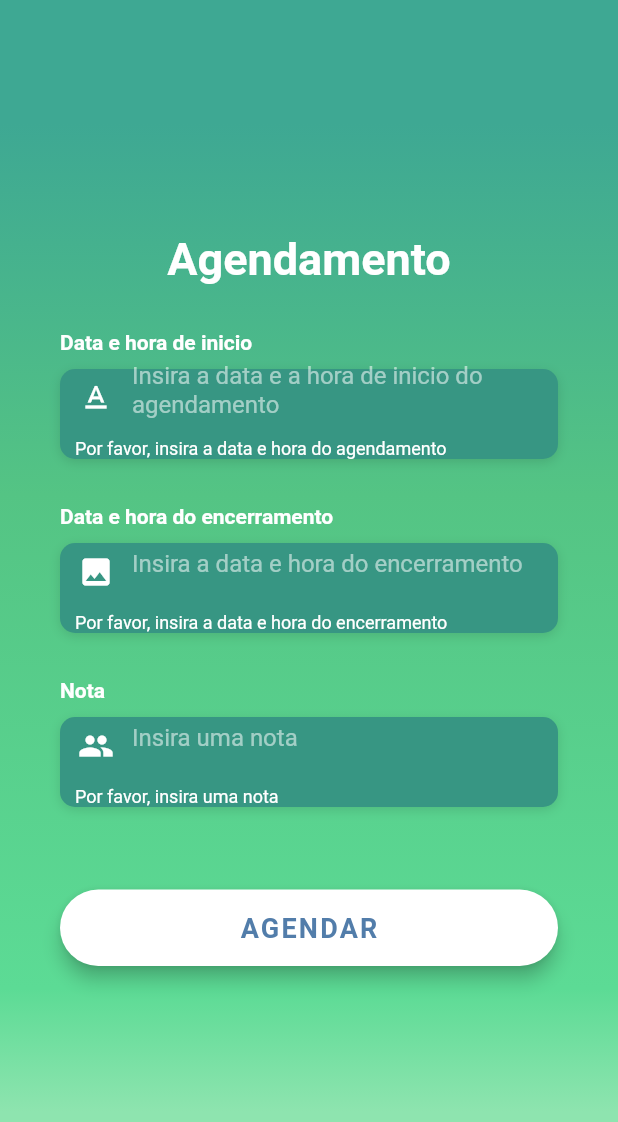
After one commit to bruckmann/Meetz, a Flutter app: the CreateAppointmentPage screen opened directly, after a tap on "AGENDAR", on a phone screen of 412 x 824 dp. The commit adds this screen. Shown: the top 1122 px of the screen. Run offline on Flutter 3.47's test engine with Material 2 defaults, Android fonts, the light colour scheme and no system bars; our stand-ins replace animated_splash_screen, flutter_dotenv, flutter_svg, page_transition, shared_preferences; missing offline and left inert: shared_preferences_web; accounts and stored records are empty; Roboto replaces fonts that are missing (OpenSans).

Commit message:
create_info_rooms and create_appointments

```diff
--- /dev/null
+++ b/lib/pages/create_appointment/create_appointment.dart
@@ -0,0 +1,171 @@
+import 'dart:convert';
+
+import 'package:flutter/material.dart';
+import 'package:flutter/services.dart';
+import 'package:meetz/core/app_gradients.dart';
+import 'package:meetz/pages/home/home_page.dart';
+import 'package:meetz/pages/create_room/widgets/input/input_widget.dart';
+import 'package:shared_preferences/shared_preferences.dart';
+import 'package:http/http.dart' as http;
+import 'package:flutter_dotenv/flutter_dotenv.dart';
+
+import 'widgets/button/button_widget.dart';
+
+class CreateAppointmentPage extends StatefulWidget {
+  const CreateAppointmentPage({Key? key}) : super(key: key);
+
+  @override
+  _CreateAppointmentPageState createState() => _CreateAppointmentPageState();
+}
+
+class _CreateAppointmentPageState extends State<CreateAppointmentPage> {
+  final _formkey = GlobalKey<FormState>();
+  final _initial_dateController = TextEditingController();
+  final _end_dateController = TextEditingController();
+  final _initial_hourController = TextEditingController();
+  final _end_hourController = TextEditingController();
+  final _noteController = TextEditingController();
+
+  @override
+  Widget build(BuildContext context) {
+    return SafeArea(
+      child: Scaffold(
+        body: Stack(
+          children: <Widget>[
+            Container(
+                height: double.infinity,
+                width: double.infinity,
+                decoration: BoxDecoration(
+                  gradient: AppGradients.linear,
+                )),
+            Form(
+                key: _formkey,
+                child: Center(
+                  child: SingleChildScrollView(
+                    physics: AlwaysScrollableScrollPhysics(),
+                    padding: EdgeInsets.symmetric(horizontal: 40),
+                    child: Column(
+                      children: <Widget>[
+                        Text(
+                          "Agendamento",
+                          style: TextStyle(
+                              color: Colors.white,
+                              fontFamily: 'OpenSans',
+                              fontSize: 30,
+                              fontWeight: FontWeight.bold),
+                        ),
+                        SizedBox(height: 30.0),
+                        InputWidget(
+                          obscureText: false,
+                          label: "Data e hora de inicio",
+                          placeHolder: "Insira a data e a hora de inicio do agendamento",
+                          icon: Icons.text_format,
+                          controller: _initial_dateController,
+                          keyboardType: TextInputType.datetime,
+                          validator: (value) {
+                            if (value == null || value.isEmpty) {
+                              return ("Por favor, insira a data e hora do agendamento");
+                            }
+                            return null;
+                          },
+                        ),
+                        SizedBox(height: 30.0),
+                        InputWidget(
+                            obscureText: false,
+                            label: "Data e hora do encerramento",
+                            placeHolder: "Insira a data e hora do encerramento",
+                            icon: Icons.image,
+                            controller: _end_dateController,
+                            keyboardType: TextInputType.datetime,
+                            validator: (value) {
+                              if (value == null || value.isEmpty) {
+                                return ("Por favor, insira a data e hora do encerramento");
+                              }
+                              return null;
+                            }),
+                        SizedBox(height: 30.0),
+                        InputWidget(
+                          obscureText: false,
+                          label: "Nota",
+                          placeHolder:
+                              "Insira uma nota",
+                          icon: Icons.people,
+                          controller: _noteController,
+                          keyboardType: TextInputType.number,
+                          validator: (value) {
+                            if (value == null || value.isEmpty) {
+                              return ("Por favor, insira uma nota");
+                            }
+                            return null;
+                          },
+                        ),
+                        SizedBox(height: 30),
+                        //RememberMeWidget(),
+                        RegisterButtonWidget(
+                            text: 'AGENDAR',
+                            onPressed: () async {
+                              FocusScopeNode currentFocus =
+                                  FocusScope.of(context);
+                              if (_formkey.currentState!.validate()) {
+                                var response = await create_appointment();
+                                if (!currentFocus.hasPrimaryFocus) {
+                                  currentFocus.unfocus();
+                                }
+                                if (response == true) {
+                                  Navigator.pushReplacement(
+                                      context,
+                                      MaterialPageRoute(
+                                          builder: (context) => HomePage()));
+                                } else {
+                                  ScaffoldMessenger.of(context)
+                                      .showSnackBar(snackBar);
+                                }
+                              }
+                            })
+                      ],
+                    ),
+                  ),
+                )),
+          ],
+        ),
+      ),
+    );
+  }
+
+  final snackBar = SnackBar(
+      content: Text("Algum campo invalido", textAlign: TextAlign.center),
+      backgroundColor: Colors.redAccent);
+
+  Future<bool?> create_appointment() async {
+    SharedPreferences sharedPreferences = await SharedPreferences.getInstance();
+
+    if (sharedPreferences.getStringList('config') != null) {
+      List<String> map = sharedPreferences.getStringList('config') ?? [];
+      String token = map[0];
+      String id = map[1];
+      var url = Uri.parse("${dotenv.env["URL"]}/meeting_room");
+
+      Map data = {
+        "meeting_room_id": 1,
+        "user_id": id,
+        "initial_date": _initial_dateController.text,
+        "end_date": _end_dateController.text,
+        "note": _noteController.text,
+      };
+      String body = json.encode(data);
+
+      http.Response? response = await http.post(url,
+          headers: <String, String>{
+            'Content-Type': 'application/json; charset=UTF-8',
+            'Authorization': 'Bearer $token'
+          },
+          body: body);
+
+      if (response.statusCode == 200) {
+        return true;
+      } else {
+        return false;
+      }
+    }
+  }
+}
--- /dev/null
+++ b/lib/pages/create_appointment/widgets/button/button_widget.dart
@@ -0,0 +1,36 @@
+import 'package:flutter/material.dart';
+
+class RegisterButtonWidget extends StatelessWidget {
+  final Function() onPressed;
+  final String text;
+  const RegisterButtonWidget({Key? key, required this.text, required this.onPressed}) : super(key: key);
+
+  @override
+  Widget build(BuildContext context) {
+    return Container(
+      padding: EdgeInsets.symmetric(vertical: 25.0),
+      width: double.infinity,
+      child: ElevatedButton(
+        onPressed: onPressed,
+        style: ButtonStyle(
+            elevation: MaterialStateProperty.all<double>(5.0),
+            shape: MaterialStateProperty.all<OutlinedBorder>(
+                RoundedRectangleBorder(
+                    borderRadius: BorderRadius.circular(30.00))),
+            backgroundColor: MaterialStateProperty.all<Color>(Colors.white),
+            padding: MaterialStateProperty.all<EdgeInsetsGeometry>(
+                EdgeInsets.all(15.00))),
+        child: Text(
+          text,
+          style: TextStyle(
+            color: Color(0xFF527DAA),
+            letterSpacing: 1.5,
+            fontSize: 18.0,
+            fontWeight: FontWeight.bold,
+            fontFamily: 'OpenSans',
+          ),
+        ),
+      ),
+    );
+  }
+}
--- /dev/null
+++ b/lib/pages/create_appointment/widgets/input/input_widget.dart
@@ -0,0 +1,61 @@
+import 'package:flutter/material.dart';
+import 'package:flutter/services.dart';
+import 'package:meetz/core/core.dart';
+
+class InputWidget extends StatelessWidget {
+  final bool obscureText;
+  final TextEditingController controller;
+  final TextInputType keyboardType;
+  final String? Function(String?) validator;
+  final String label;
+  final String placeHolder;
+  final IconData icon;
+  final int? maxLines;
+  final List<TextInputFormatter>? inputFormatters;
+
+
+  const InputWidget({
+    Key? key,
+    required this.label,
+    required this.placeHolder,
+    required this.icon,
+    required this.obscureText,
+    required this.controller,
+    required this.keyboardType,
+    required this.validator,
+    this.inputFormatters,
+    this.maxLines
+  }) : super(key: key);
+
+  @override
+  Widget build(BuildContext context) {
+    return Column(
+      crossAxisAlignment: CrossAxisAlignment.start,
+      children: <Widget>[
+        Text(label, style: inputLabelStyle),
+        SizedBox(height: 10),
+        Container(
+            alignment: Alignment.centerLeft,
+            decoration: inputBoxDecorationStyle,
+            height: 60.0,
+            child: (TextFormField(
+              textAlignVertical: TextAlignVertical.center,
+              controller: controller,
+              keyboardType: keyboardType,
+              obscureText: obscureText,
+              validator: validator,
+              inputFormatters: [],
+              maxLines: maxLines,
+              style: TextStyle(color: Colors.white, fontFamily: 'OpenSans'),
+              decoration: InputDecoration(
+                  errorStyle: TextStyle(color: Colors.white),
+                  border: InputBorder.none,
+                  contentPadding: EdgeInsets.only(left: 10.0),
+                  prefixIcon: Icon(icon, color: Colors.white),
+                  hintText: placeHolder,
+                  hintStyle: inputHintTextStyle),
+            )))
+      ],
+    );
+  }
+}
--- a/lib/pages/signin/signin_page.dart
+++ b/lib/pages/signin/signin_page.dart
@@ -3,6 +3,7 @@ import 'dart:convert';
 import 'package:flutter/material.dart';
 import 'package:meetz/core/core.dart';
 import 'package:meetz/pages/home/home_page.dart';
+import 'package:meetz/pages/info_rooms/info_rooms_page.dart';
 import 'package:meetz/pages/signup/signup_page.dart';
 import 'package:meetz/shared/widgets/input_widget.dart';
 import 'package:meetz/shared/widgets/button_widget.dart';
@@ -100,7 +101,7 @@ class _SignInPageState extends State<SignInPage> {
                                   Navigator.pushReplacement(
                                       context,
                                       MaterialPageRoute(
-                                          builder: (context) => HomePage()));
+                                          builder: (context) => InfoRoomsPage()));
                                 } else {
                                   _passwordController.clear();
                                   ScaffoldMessenger.of(context)
```
Also changed, not shown: lib/pages/info_rooms/info_rooms_page.dart (added, +75 -0 lines), lib/shared/models/info_room_model.dart (added, +40 -0 lines), 2 other files.
